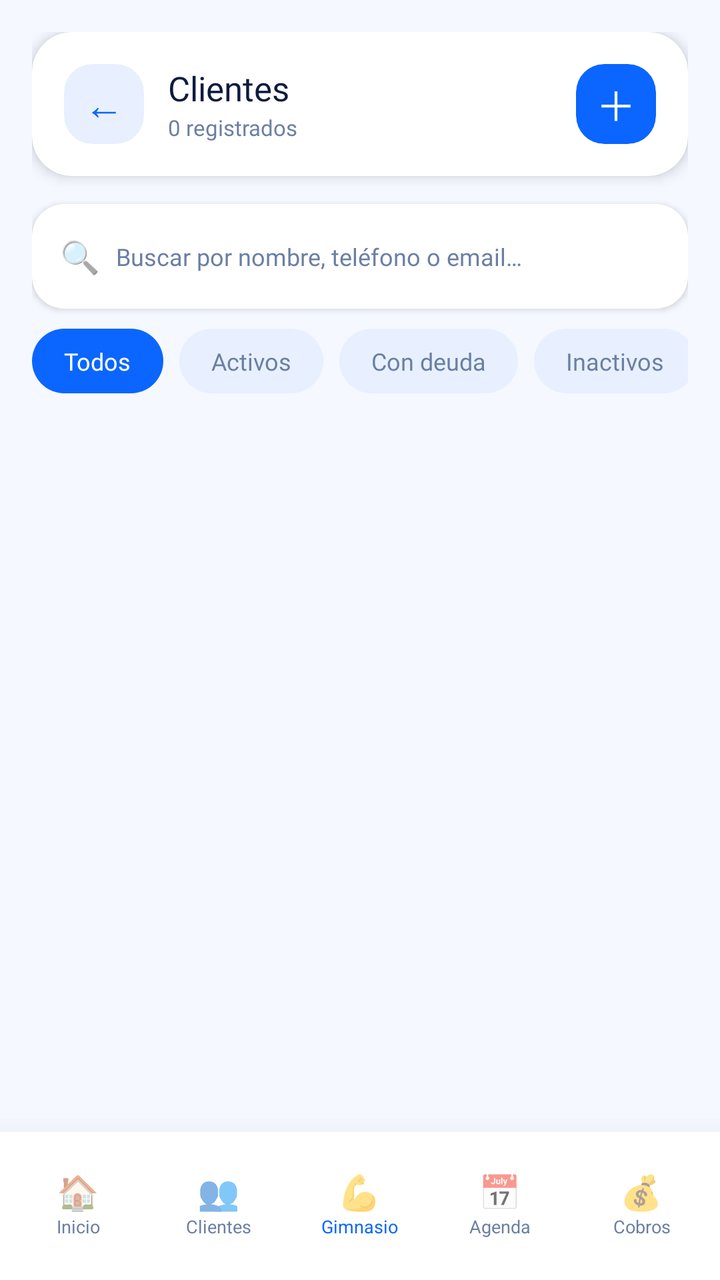
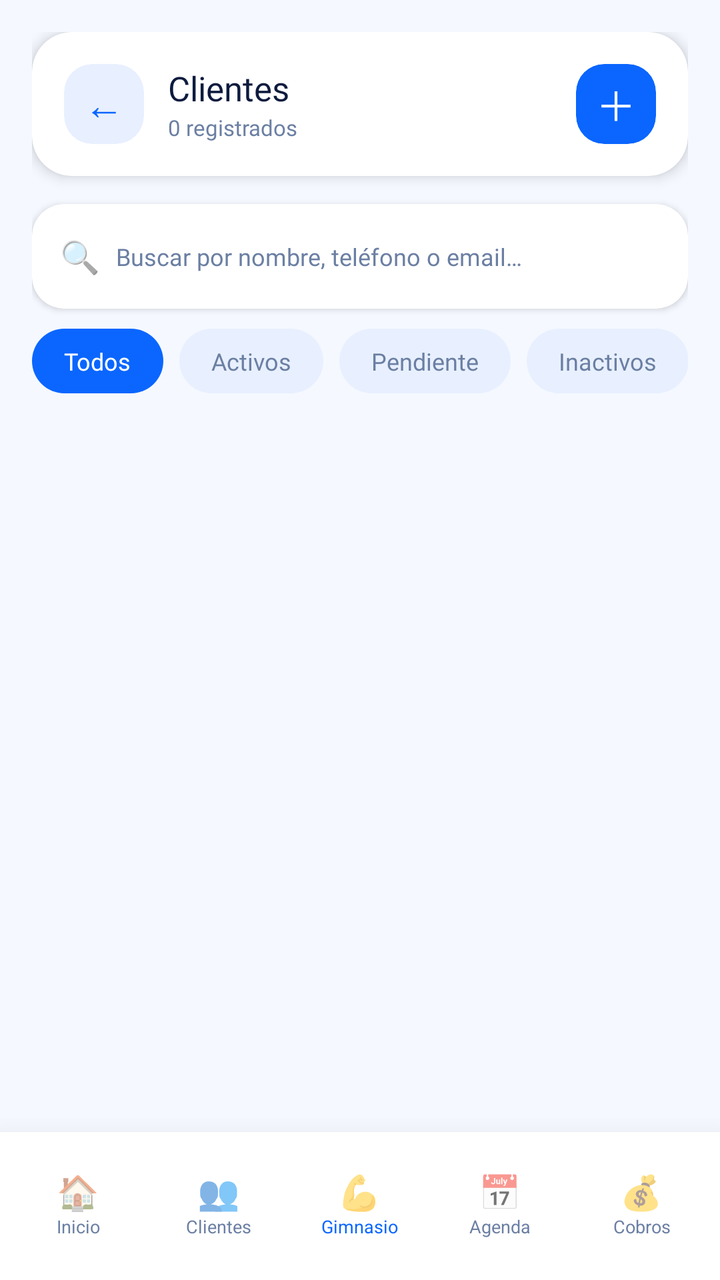

Compare the two renders of this Android layout. The source of the first and the diff that turns it into the second are given below.
<!-- AndroidManifest.xml: application theme Theme.KauNatureApplication -->
<!-- res/layout/activity_clientes.xml -->
<?xml version="1.0" encoding="utf-8"?>
<androidx.coordinatorlayout.widget.CoordinatorLayout
    xmlns:android="http://schemas.android.com/apk/res/android"
    xmlns:app="http://schemas.android.com/apk/res-auto"
    android:layout_width="match_parent"
    android:layout_height="match_parent"
    android:background="@color/bg_main">

    <androidx.core.widget.NestedScrollView
        android:id="@+id/scrollClientes"
        android:layout_width="match_parent"
        android:layout_height="match_parent"
        android:paddingBottom="90dp"
        android:clipToPadding="false">

        <LinearLayout
            android:layout_width="match_parent"
            android:layout_height="wrap_content"
            android:orientation="vertical"
            android:padding="16dp">

            
            <androidx.cardview.widget.CardView
                android:layout_width="match_parent"
                android:layout_height="wrap_content"
                android:layout_marginBottom="14dp"
                app:cardCornerRadius="20dp"
                app:cardElevation="4dp"
                app:cardBackgroundColor="@color/white">

                <LinearLayout
                    android:layout_width="match_parent"
                    android:layout_height="wrap_content"
                    android:orientation="horizontal"
                    android:padding="16dp"
                    android:gravity="center_vertical">

                    
                    <androidx.cardview.widget.CardView
                        android:id="@+id/btnBack"
                        android:layout_width="40dp"
                        android:layout_height="40dp"
                        app:cardCornerRadius="14dp"
                        app:cardElevation="0dp"
                        app:cardBackgroundColor="@color/blue_pale"
                        android:layout_marginEnd="12dp">

                        <TextView
                            android:layout_width="match_parent"
                            android:layout_height="match_parent"
                            android:text="←"
                            android:textSize="20sp"
                            android:textColor="@color/accent_blue"
                            android:fontFamily="@font/outfit_bold"
                            android:gravity="center"/>

                    </androidx.cardview.widget.CardView>

                    <LinearLayout
                        android:layout_width="0dp"
                        android:layout_height="wrap_content"
                        android:layout_weight="1"
                        android:orientation="vertical">

                        <TextView
                            android:layout_width="wrap_content"
                            android:layout_height="wrap_content"
                            android:text="Clientes"
                            android:textSize="17sp"
                            android:textColor="@color/text_primary"
                            android:fontFamily="@font/outfit_bold"/>

                        <TextView
                            android:id="@+id/tvClientesSubtitle"
                            android:layout_width="wrap_content"
                            android:layout_height="wrap_content"
                            android:text="0 registrados"
                            android:textSize="11sp"
                            android:textColor="@color/text_muted"
                            android:fontFamily="@font/outfit_regular"
                            android:layout_marginTop="1dp"/>

                    </LinearLayout>

                    
                    <androidx.cardview.widget.CardView
                        android:id="@+id/btnAddCliente"
                        android:layout_width="40dp"
                        android:layout_height="40dp"
                        app:cardCornerRadius="14dp"
                        app:cardElevation="0dp"
                        app:cardBackgroundColor="@color/accent_blue">

                        <TextView
                            android:layout_width="match_parent"
                            android:layout_height="match_parent"
                            android:text="＋"
                            android:textSize="20sp"
                            android:textColor="@color/white"
                            android:fontFamily="@font/outfit_bold"
                            android:gravity="center"/>

                    </androidx.cardview.widget.CardView>

                </LinearLayout>
            </androidx.cardview.widget.CardView>

            
            <androidx.cardview.widget.CardView
                android:layout_width="match_parent"
                android:layout_height="wrap_content"
                android:layout_marginBottom="10dp"
                app:cardCornerRadius="16dp"
                app:cardElevation="2dp"
                app:cardBackgroundColor="@color/white">

                <LinearLayout
                    android:layout_width="match_parent"
                    android:layout_height="wrap_content"
                    android:orientation="horizontal"
                    android:gravity="center_vertical"
                    android:paddingStart="14dp"
                    android:paddingEnd="14dp"
                    android:paddingTop="4dp"
                    android:paddingBottom="4dp">

                    <TextView
                        android:layout_width="wrap_content"
                        android:layout_height="wrap_content"
                        android:text="🔍"
                        android:textSize="16sp"
                        android:layout_marginEnd="8dp"/>

                    <EditText
                        android:id="@+id/etBuscar"
                        android:layout_width="0dp"
                        android:layout_height="wrap_content"
                        android:layout_weight="1"
                        android:hint="Buscar por nombre, teléfono o email…"
                        android:textSize="12sp"
                        android:textColor="@color/text_primary"
                        android:textColorHint="@color/text_muted"
                        android:fontFamily="@font/outfit_regular"
                        android:background="@null"
                        android:paddingTop="14dp"
                        android:paddingBottom="14dp"
                        android:inputType="text"
                        android:imeOptions="actionSearch"
                        android:maxLines="1"/>

                    <TextView
                        android:id="@+id/btnLimpiarBusqueda"
                        android:layout_width="wrap_content"
                        android:layout_height="wrap_content"
                        android:text="✕"
                        android:textSize="14sp"
                        android:textColor="@color/text_muted"
                        android:padding="6dp"
                        android:visibility="gone"/>

                </LinearLayout>
            </androidx.cardview.widget.CardView>

            
            <HorizontalScrollView
                android:layout_width="match_parent"
                android:layout_height="wrap_content"
                android:layout_marginBottom="14dp"
                android:scrollbars="none">

                <LinearLayout
                    android:layout_width="wrap_content"
                    android:layout_height="wrap_content"
                    android:orientation="horizontal">

                    <TextView
                        android:id="@+id/filtroTodos"
                        android:layout_width="wrap_content"
                        android:layout_height="wrap_content"
                        android:text="Todos"
                        android:textSize="12sp"
                        android:fontFamily="@font/outfit_bold"
                        android:paddingStart="16dp"
                        android:paddingEnd="16dp"
                        android:paddingTop="8dp"
                        android:paddingBottom="8dp"
                        android:layout_marginEnd="8dp"
                        android:background="@drawable/shape_filter_active"
                        android:textColor="@color/white"/>

                    <TextView
                        android:id="@+id/filtroActivos"
                        android:layout_width="wrap_content"
                        android:layout_height="wrap_content"
                        android:text="Activos"
                        android:textSize="12sp"
                        android:fontFamily="@font/outfit_bold"
                        android:paddingStart="16dp"
                        android:paddingEnd="16dp"
                        android:paddingTop="8dp"
                        android:paddingBottom="8dp"
                        android:layout_marginEnd="8dp"
                        android:background="@drawable/shape_filter_inactive"
                        android:textColor="@color/text_muted"/>

                    <TextView
                        android:id="@+id/filtroDeuda"
                        android:layout_width="wrap_content"
                        android:layout_height="wrap_content"
                        android:text="Con deuda"
                        android:textSize="12sp"
                        android:fontFamily="@font/outfit_bold"
                        android:paddingStart="16dp"
                        android:paddingEnd="16dp"
                        android:paddingTop="8dp"
                        android:paddingBottom="8dp"
                        android:layout_marginEnd="8dp"
                        android:background="@drawable/shape_filter_inactive"
                        android:textColor="@color/text_muted"/>

                    <TextView
                        android:id="@+id/filtroInactivos"
                        android:layout_width="wrap_content"
                        android:layout_height="wrap_content"
                        android:text="Inactivos"
                        android:textSize="12sp"
                        android:fontFamily="@font/outfit_bold"
                        android:paddingStart="16dp"
                        android:paddingEnd="16dp"
                        android:paddingTop="8dp"
                        android:paddingBottom="8dp"
                        android:background="@drawable/shape_filter_inactive"
                        android:textColor="@color/text_muted"/>

                </LinearLayout>
            </HorizontalScrollView>

            
            <LinearLayout
                android:id="@+id/listaClientes"
                android:layout_width="match_parent"
                android:layout_height="wrap_content"
                android:orientation="vertical"/>

            
            <LinearLayout
                android:id="@+id/layoutVacioClientes"
                android:layout_width="match_parent"
                android:layout_height="wrap_content"
                android:orientation="vertical"
                android:gravity="center"
                android:paddingTop="48dp"
                android:paddingBottom="48dp"
                android:visibility="gone">

                <TextView
                    android:layout_width="wrap_content"
                    android:layout_height="wrap_content"
                    android:text="👥"
                    android:textSize="48sp"
                    android:gravity="center"/>

                <TextView
                    android:layout_width="wrap_content"
                    android:layout_height="wrap_content"
                    android:text="Sin resultados"
                    android:textSize="16sp"
                    android:textColor="@color/text_primary"
                    android:fontFamily="@font/outfit_bold"
                    android:gravity="center"
                    android:layout_marginTop="12dp"/>

                <TextView
                    android:layout_width="wrap_content"
                    android:layout_height="wrap_content"
                    android:text="Prueba con otro filtro o búsqueda"
                    android:textSize="12sp"
                    android:textColor="@color/text_muted"
                    android:fontFamily="@font/outfit_regular"
                    android:gravity="center"
                    android:layout_marginTop="4dp"/>

            </LinearLayout>

        </LinearLayout>
    </androidx.core.widget.NestedScrollView>

    
    
    <LinearLayout
        android:id="@+id/bottomNavCustom"
        android:layout_width="match_parent"
        android:layout_height="74dp"
        android:layout_gravity="bottom"
        android:background="@color/white"
        android:elevation="20dp"
        android:orientation="horizontal"
        android:paddingHorizontal="4dp"
        android:paddingTop="6dp"
        android:paddingBottom="8dp">

        
        <LinearLayout
            android:id="@+id/nav_home"
            android:layout_width="0dp"
            android:layout_height="match_parent"
            android:layout_weight="1"
            android:orientation="vertical"
            android:gravity="center"
            android:paddingVertical="4dp">
            <TextView
                android:id="@+id/navIconHome"
                android:layout_width="wrap_content"
                android:layout_height="wrap_content"
                android:text="🏠"
                android:textSize="17sp"
                android:gravity="center"/>
            <TextView
                android:id="@+id/navLabelHome"
                android:layout_width="wrap_content"
                android:layout_height="wrap_content"
                android:text="Inicio"
                android:textSize="9sp"
                android:textColor="@color/text_muted"
                android:gravity="center"/>
        </LinearLayout>

        
        <LinearLayout
            android:id="@+id/nav_clientes"
            android:layout_width="0dp"
            android:layout_height="match_parent"
            android:layout_weight="1"
            android:orientation="vertical"
            android:gravity="center"
            android:paddingVertical="4dp">
            <TextView
                android:id="@+id/navIconClientes"
                android:layout_width="wrap_content"
                android:layout_height="wrap_content"
                android:text="👥"
                android:textSize="17sp"
                android:gravity="center"/>
            <TextView
                android:id="@+id/navLabelClientes"
                android:layout_width="wrap_content"
                android:layout_height="wrap_content"
                android:text="Clientes"
                android:textSize="9sp"
                android:textColor="@color/text_muted"
                android:gravity="center"/>
        </LinearLayout>
        
        <LinearLayout
            android:id="@+id/nav_gimnasio"
            android:layout_width="0dp"
            android:layout_height="match_parent"
            android:layout_weight="1"
            android:orientation="vertical"
            android:gravity="center"
            android:paddingVertical="4dp">
            <TextView
                android:id="@+id/navIconGimnasio"
                android:layout_width="wrap_content"
                android:layout_height="wrap_content"
                android:text="💪"
                android:textSize="17sp"
                android:gravity="center"/>
            <TextView
                android:id="@+id/navLabelGimnasio"
                android:layout_width="wrap_content"
                android:layout_height="wrap_content"
                android:text="Gimnasio"
                android:textSize="9sp"
                android:textColor="@color/accent_blue"
                android:gravity="center"/>
        </LinearLayout>

        
        <LinearLayout
            android:id="@+id/nav_agenda"
            android:layout_width="0dp"
            android:layout_height="match_parent"
            android:layout_weight="1"
            android:orientation="vertical"
            android:gravity="center"
            android:paddingVertical="4dp">
            <TextView
                android:id="@+id/navIconAgenda"
                android:layout_width="wrap_content"
                android:layout_height="wrap_content"
                android:text="📅"
                android:textSize="17sp"
                android:gravity="center"/>
            <TextView
                android:id="@+id/navLabelAgenda"
                android:layout_width="wrap_content"
                android:layout_height="wrap_content"
                android:text="Agenda"
                android:textSize="9sp"
                android:textColor="@color/text_muted"
                android:gravity="center"/>
        </LinearLayout>

        
        <LinearLayout
            android:id="@+id/nav_cobros"
            android:layout_width="0dp"
            android:layout_height="match_parent"
            android:layout_weight="1"
            android:orientation="vertical"
            android:gravity="center"
            android:paddingVertical="4dp">
            <TextView
                android:id="@+id/navIconCobros"
                android:layout_width="wrap_content"
                android:layout_height="wrap_content"
                android:text="💰"
                android:textSize="17sp"
                android:gravity="center"/>
            <TextView
                android:id="@+id/navLabelCobros"
                android:layout_width="wrap_content"
                android:layout_height="wrap_content"
                android:text="Cobros"
                android:textSize="9sp"
                android:textColor="@color/text_muted"
                android:gravity="center"/>
        </LinearLayout>

    </LinearLayout>


</androidx.coordinatorlayout.widget.CoordinatorLayout>
<!-- resources referenced by this layout -->
<resources>
  <color name="accent_blue">#0A66FF</color>
  <color name="bg_main">#F5F8FF</color>
  <color name="blue_pale">#E8F0FF</color>
  <color name="text_muted">#6B7FA3</color>
  <color name="text_primary">#0D1B3E</color>
  <color name="white">#FFFFFF</color>
  <!-- drawable shape_filter_active (drawable) -->
  <?xml version="1.0" encoding="utf-8"?>
  <shape xmlns:android="http://schemas.android.com/apk/res/android"
      android:shape="rectangle">
      <solid android:color="#0A66FF"/>
      <corners android:radius="20dp"/>
  </shape>
  <!-- drawable shape_filter_inactive (drawable) -->
  <?xml version="1.0" encoding="utf-8"?>
  <shape xmlns:android="http://schemas.android.com/apk/res/android"
      android:shape="rectangle">
      <solid android:color="#E8F0FF"/>
      <corners android:radius="20dp"/>
  </shape>
  <style name="Theme.KauNatureApplication" parent="Theme.MaterialComponents.DayNight.NoActionBar">
          <item name="colorPrimary">@color/accent_blue</item>
          <item name="colorPrimaryVariant">@color/accent_blue_light</item>
          <item name="colorOnPrimary">@color/white</item>
          
          <item name="android:colorBackground">@color/bg_main</item>
          <item name="colorSurface">@color/white</item>
          <item name="colorSurfaceVariant">@color/blue_pale2</item>
          <item name="colorOnSurface">@color/text_primary</item>
          <item name="colorOnSurfaceVariant">@color/text_muted</item>
          
          <item name="android:statusBarColor">@color/white</item>
          <item name="android:navigationBarColor">@color/white</item>
          <item name="android:windowLightStatusBar">true</item>
      </style>
  <color name="accent_blue_light">#3D85FF</color>
  <color name="blue_pale2">#F0F5FF</color>
</resources>

<!-- the commit's change to res/layout/activity_clientes.xml (unified diff, before → after) -->
@@ -207,7 +207,7 @@
                         android:id="@+id/filtroDeuda"
                         android:layout_width="wrap_content"
                         android:layout_height="wrap_content"
-                        android:text="Con deuda"
+                        android:text="Pendiente"
                         android:textSize="12sp"
                         android:fontFamily="@font/outfit_bold"
                         android:paddingStart="16dp"
